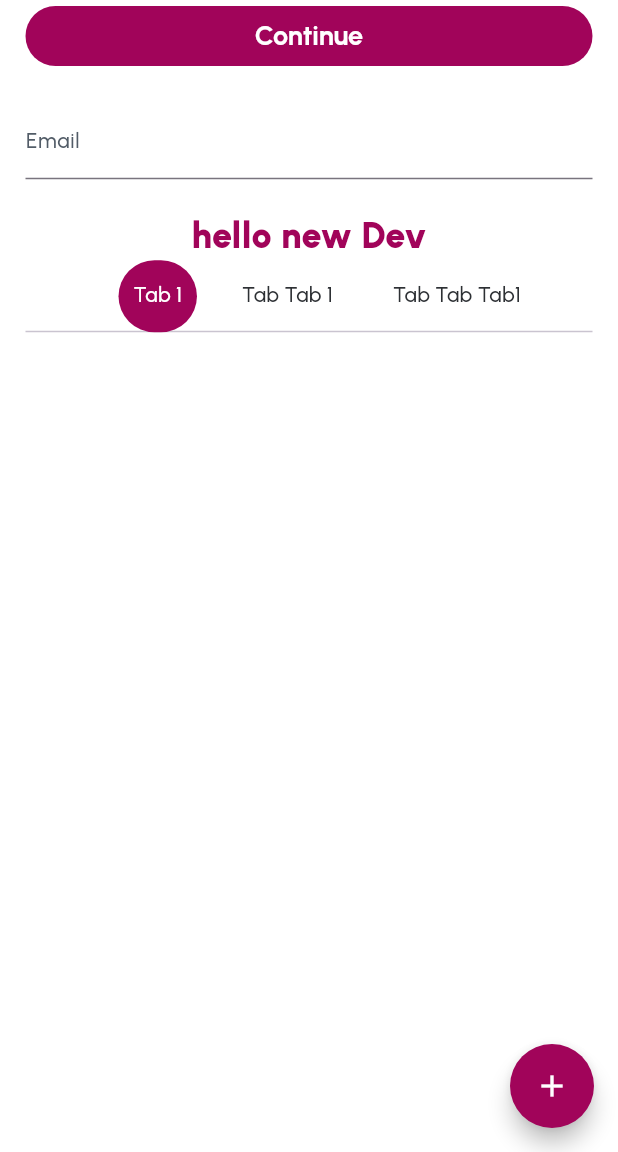
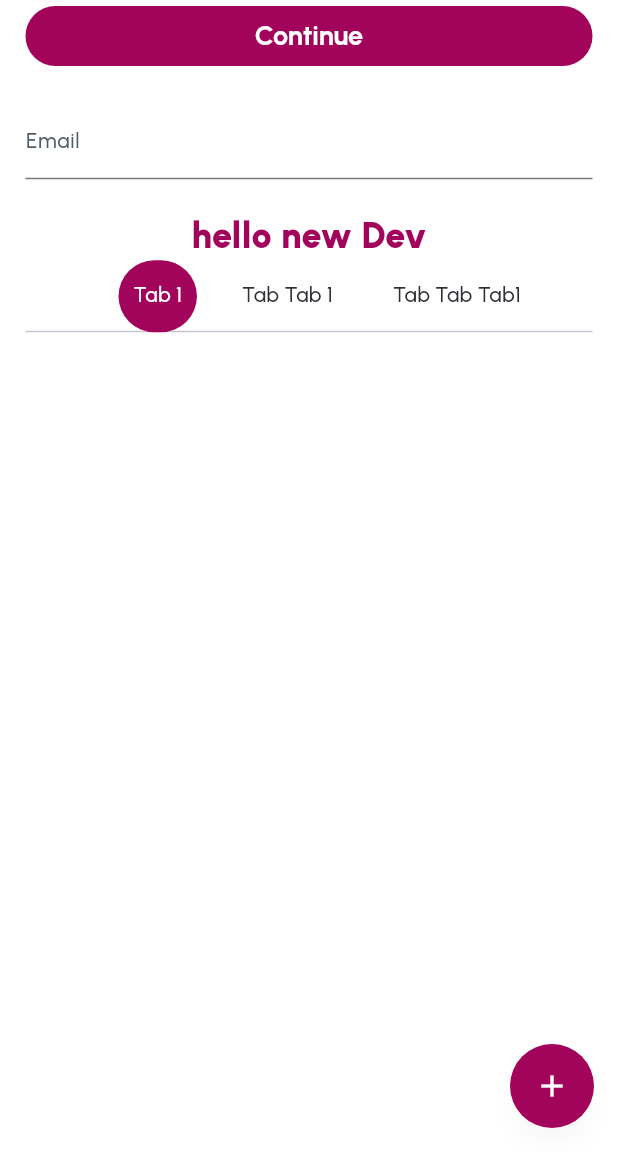
Before and after one commit to Rahat7288/new_structure, a Flutter app: the screen it shows after launch, on a phone screen of 412 x 824 dp, the part 84-1236 px from its top. Run offline on Flutter 3.47's test engine with Material 3 defaults, Android fonts, the phone set to English and light mode, and no system bars; our stand-ins replace dio, equatable, flutter_bloc, google_fonts, pretty_dio_logger, shared_preferences.

Commit message:
theme data updated

```diff
--- /dev/null
+++ b/lib/core/resources/use_case.dart
@@ -0,0 +1,3 @@
+abstract class UseCase<Type, Params> {
+  Future<Type> call(Params params);
+}
--- a/lib/core/theme_data/app_theme.dart
+++ b/lib/core/theme_data/app_theme.dart
@@ -12,4 +12,5 @@ abstract class AppTheme {
   FloatingActionButtonThemeData get floatingActionButtonThemeData;
   InputDecorationTheme get inputDecorationTheme;
   TabBarThemeData get tabBarThemeData;
+  SwitchThemeData get switchThemeData;
 }
--- a/lib/core/theme_data/colors/app_colors.dart
+++ b/lib/core/theme_data/colors/app_colors.dart
@@ -5,6 +5,7 @@ abstract class AppColors{
   Color get background;
   Color get surface;
   Color get error;
+  Color get shadowColor;
 //  Text color for light theme
   Color get titleText;
   Color get titleText2;
--- a/lib/core/theme_data/light_theme/light_theme.dart
+++ b/lib/core/theme_data/light_theme/light_theme.dart
@@ -72,7 +72,7 @@ class LightTheme extends AppTheme {
   ThemeData get themeData => ThemeData(
     useMaterial3: true,
     scaffoldBackgroundColor: colors.background,
-    // shadowColor: colors.,
+    shadowColor: colors.shadowColor,
     appBarTheme: AppBarTheme(
       backgroundColor: colors.primary,
       foregroundColor: colors.background,
@@ -102,27 +102,31 @@ class LightTheme extends AppTheme {
     //   indicatorColor: colors.primary,
   );
 
+  @override
+  // TODO: implement switchThemeData
+  SwitchThemeData get switchThemeData => SwitchThemeData(
+    thumbColor: WidgetStateProperty.all(colors.primary),
+    trackColor: WidgetStateProperty.all(colors.primary),
+    overlayColor: WidgetStateProperty.all(colors.primary),
+    materialTapTargetSize: MaterialTapTargetSize.shrinkWrap,
+  );
+
 }
 
 class LightThemeColor extends AppColors{
   @override
-
   Color get background => BrandColors.backgroundColor;
 
   @override
-
   Color get bodyTextLarge => BrandColors.primary;
 
   @override
-
   Color get bodyTextLight => BrandColors.textColorShade000;
 
   @override
-
   Color get bodyTitle => BrandColors.textColorShade000;
 
   @override
-
   Color get error => BrandColors.errorColor;
 
   @override
@@ -143,4 +147,7 @@ class LightThemeColor extends AppColors{
   @override
   Color get titleTextLight => BrandColors.textColorShade383;
 
+  @override
+  Color get shadowColor => BrandColors.shadowColor;
+
 }
--- a/lib/features/login/presentations/views/login_view.dart
+++ b/lib/features/login/presentations/views/login_view.dart
@@ -1,8 +1,14 @@
 import 'package:flutter/material.dart';
 import 'package:new_structure/core/theme_data/theme_cubit.dart';
-class LoginView extends StatelessWidget {
+class LoginView extends StatefulWidget {
   const LoginView({super.key});
 
+  @override
+  State<LoginView> createState() => _LoginViewState();
+}
+
+class _LoginViewState extends State<LoginView> {
+  bool light = true;
   @override
   Widget build(BuildContext context) {
     return Scaffold(
@@ -82,7 +88,19 @@ class LoginView extends StatelessWidget {
                     ),
                   ],
                 ),
-              )
+              ),
+
+          // Switch(
+          //   // This bool value toggles the switch.
+          //   value: light,
+          //   // activeColor: Colors.red,
+          //   onChanged: (bool value) {
+          //     // This is called when the user toggles the switch.
+          //     setState(() {
+          //       light = value;
+          //     });
+          //   },
+          // ),
 
             ],
           ),
--- a/pubspec.yaml
+++ b/pubspec.yaml
@@ -39,6 +39,7 @@ dependencies:
   dio: ^5.8.0+1
   shared_preferences: ^2.5.2
   pretty_dio_logger: ^1.4.0
+  equatable: ^2.0.7
 
 dev_dependencies:
   flutter_test:
```
Also changed, not shown: lib/core/resources/data_state.dart (added, +18 -0 lines), lib/features/login/data/models/login_model.dart (added, +23 -0 lines), lib/features/login/domain/entities/login_entities.dart (added, +13 -0 lines), lib/features/login/domain/repository/login_repository.dart (added, +7 -0 lines), lib/features/login/domain/use_cases/login_usecase.dart (added, +18 -0 lines), pubspec.lock.
